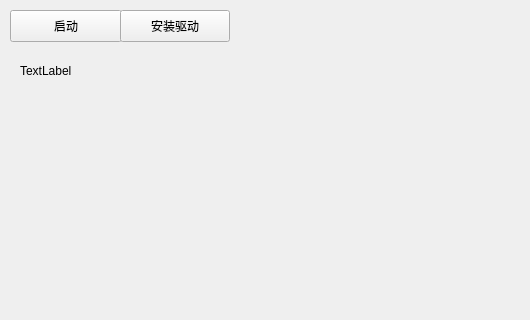
Old version of the form GNBProject/nodewindow.ui in the repository XyloseYuthy/GNBFrontend; both pictures show x 0 to 530 and y 0 to 320 of the 641 by 600 pixel window.
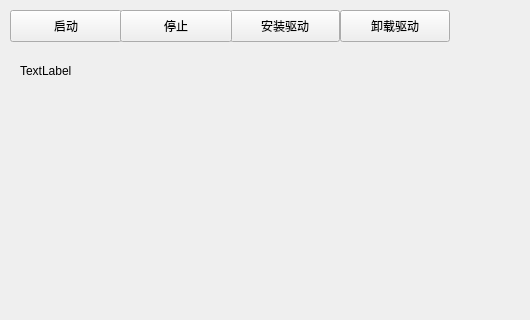
New version of the form.

Commit message: [新增]固定窗口大小、添加功能按钮、限制创建数量

What changed in the file:
```diff
--- a/GNBProject/nodewindow.ui
+++ b/GNBProject/nodewindow.ui
@@ -30,7 +30,7 @@
    <widget class="QPushButton" name="btn_install_driver">
     <property name="geometry">
      <rect>
-      <x>120</x>
+      <x>230</x>
       <y>10</y>
       <width>110</width>
       <height>32</height>
@@ -58,8 +58,8 @@
      <rect>
       <x>20</x>
       <y>90</y>
-      <width>571</width>
-      <height>391</height>
+      <width>601</width>
+      <height>441</height>
      </rect>
     </property>
     <property name="lineWidth">
@@ -75,6 +75,32 @@
      <bool>true</bool>
     </property>
    </widget>
+   <widget class="QPushButton" name="btn_stop">
+    <property name="geometry">
+     <rect>
+      <x>120</x>
+      <y>10</y>
+      <width>112</width>
+      <height>32</height>
+     </rect>
+    </property>
+    <property name="text">
+     <string>停止</string>
+    </property>
+   </widget>
+   <widget class="QPushButton" name="btn_uninstall_driver">
+    <property name="geometry">
+     <rect>
+      <x>340</x>
+      <y>10</y>
+      <width>110</width>
+      <height>32</height>
+     </rect>
+    </property>
+    <property name="text">
+     <string>卸载驱动</string>
+    </property>
+   </widget>
   </widget>
   <widget class="QMenuBar" name="menubar">
    <property name="geometry">
```
The commit also changes 3 other files.
